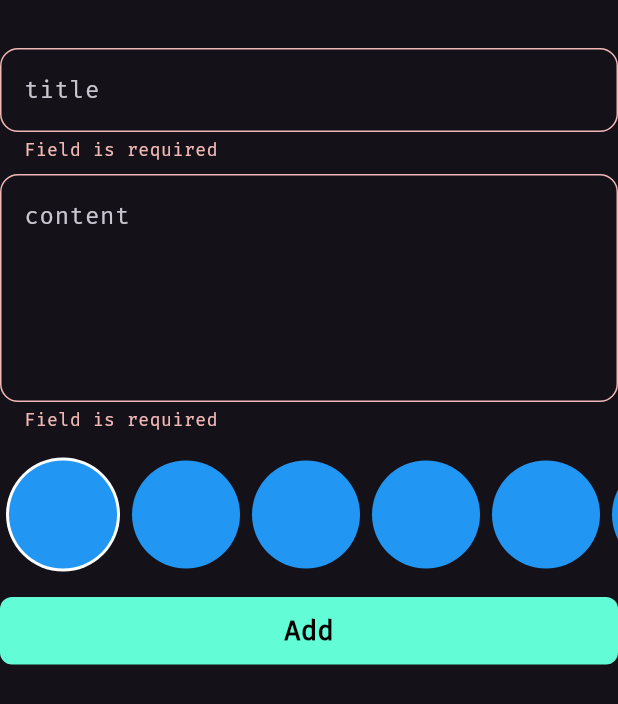
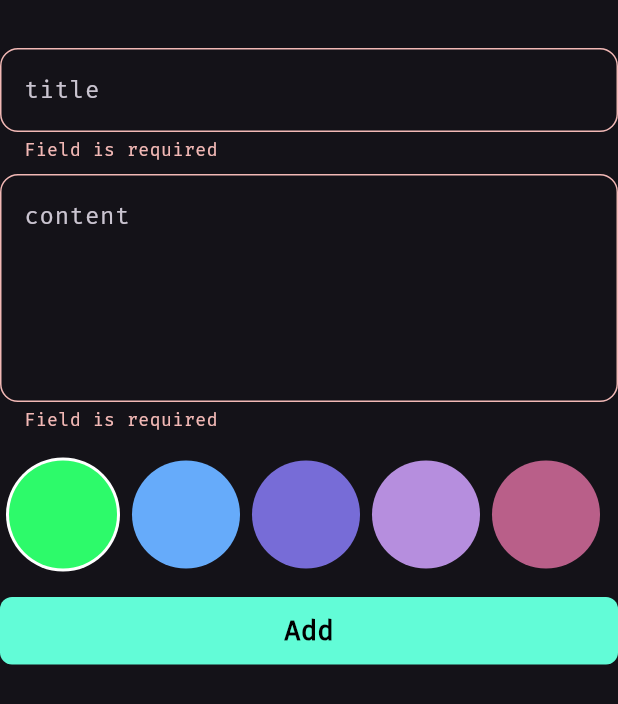
Before and after one commit to JafarKMarouf/notes_app, a Flutter app: the AddNoteView widget shown alone on an empty page, opened directly, after a tap on "Add", on a phone screen of 412 x 824 dp. Shown: the top 704 px of the screen. Run offline on Flutter 3.47's test engine with Material 3 defaults, Android fonts, the phone set to English and light mode, and no system bars; our stand-ins replace awesome_dialog, flutter_bloc, hive, hive_flutter; missing offline and left inert: awesome_icons; accounts and stored records are empty.

Commit message:
Pick Color from list view

```diff
--- a/lib/cubits/add_notes/add_notes_cubit.dart
+++ b/lib/cubits/add_notes/add_notes_cubit.dart
@@ -8,12 +8,13 @@ part 'add_notes_state.dart';
 
 class AddNotesCubit extends Cubit<AddNotesState> {
   AddNotesCubit() : super(AddNotesInitial());
+  Color color = const Color(0xff2DFA6A);
 
   addNotes(NoteModel noteModel) async {
+    noteModel.color = color.value;
     emit(AddNotesLoading());
     try {
       var notes = Hive.box<NoteModel>(kNotesBox);
-      // print(notes);
       emit(AddNotesSuccess());
       await notes.add(noteModel);
     } catch (e) {
--- a/lib/models/note_model/note_model.dart
+++ b/lib/models/note_model/note_model.dart
@@ -15,7 +15,7 @@ class NoteModel extends HiveObject{
   final String date;
 
   @HiveField(3)
-  final int color;
+  int color;
 
   NoteModel({
     required this.title,
--- a/lib/views/widgets/add_notes.dart
+++ b/lib/views/widgets/add_notes.dart
@@ -60,14 +60,14 @@ class _AddNoteViewState extends State<AddNoteView> {
               name: widget.nameButton,
               onTap: () {
                 var currentDateTime = DateTime.now();
-                var formatCurrentDateTime = DateFormat('yy / mm / dd').format(currentDateTime);
+                var formatCurrentDateTime = DateFormat('yy-MM-d').format(currentDateTime);
                 if (formKey.currentState!.validate()) {
                   formKey.currentState!.save();
                   var note = NoteModel(
                     title: title!,
                     subTitle: subTitle!,
                     date: formatCurrentDateTime.toString(),
-                      color: Colors.orangeAccent.value ,
+                    color: BlocProvider.of<AddNotesCubit>(context).color.value ,
                   );
                   BlocProvider.of<AddNotesCubit>(context).addNotes(note);
                   BlocProvider.of<ShowNotesCubit>(context).fetchNotes();
--- a/lib/views/widgets/color_list_view.dart
+++ b/lib/views/widgets/color_list_view.dart
@@ -1,40 +1,51 @@
 import 'package:flutter/material.dart';
+import 'package:flutter_bloc/flutter_bloc.dart';
+import 'package:notes_app/cubits/add_notes/add_notes_cubit.dart';
 
 class ColorItem extends StatelessWidget {
-  const ColorItem({super.key,required this.isActive});
+  const ColorItem({super.key,required this.isActive,required this.color});
   final bool isActive;
+  final Color color;
   @override
   Widget build(BuildContext context) {
     return isActive ?
-    const CircleAvatar(
+    CircleAvatar(
       radius: 38,
       backgroundColor: Colors.white,
       child:  CircleAvatar(
         radius: 36,
-        backgroundColor: Colors.blue,
+        backgroundColor: color,
       ),
-    ) : const CircleAvatar(
+    ) : CircleAvatar(
       radius: 36,
-      backgroundColor: Colors.blue,
+      backgroundColor: color,
     );
   }
 }
 
 class ColorListItem extends StatefulWidget {
   const ColorListItem({super.key});
-
   @override
   State<ColorListItem> createState() => _ColorListItemState();
 }
 
 class _ColorListItemState extends State<ColorListItem> {
   int currentIndex = 0 ;
+  List<Color> colors =const [
+    Color(0xff2DFA6A),
+    Color(0xff66ABFA),
+    Color(0xff776CD7),
+    Color(0xffB68EDE),
+    Color(0xffB95F89),
+  ];
+
+
   @override
   Widget build(BuildContext context) {
     return SizedBox(
       height: 38 * 2 + 2,
       child: ListView.builder(
-          itemCount:10,
+          itemCount:colors.length,
           scrollDirection: Axis.horizontal,
           itemBuilder: (context,index){
             return Padding(
@@ -42,11 +53,13 @@ class _ColorListItemState extends State<ColorListItem> {
               child: GestureDetector(
                   onTap: (){
                     currentIndex = index;
-                    setState(() {
-
-                    });
+                    BlocProvider.of<AddNotesCubit>(context).color = colors[index];
+                    setState(() {});
                   },
-                  child: ColorItem(isActive: currentIndex == index,)
+                  child: ColorItem(
+                    isActive: currentIndex == index,
+                    color: colors[index]
+                  )
               )
             );
           }),
```
